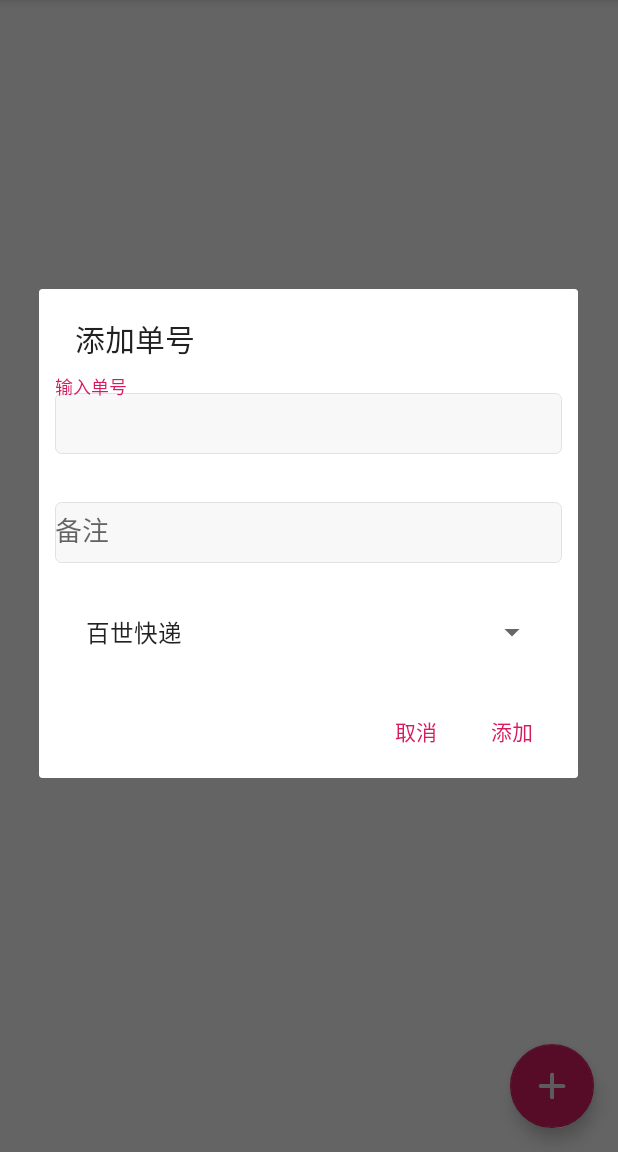
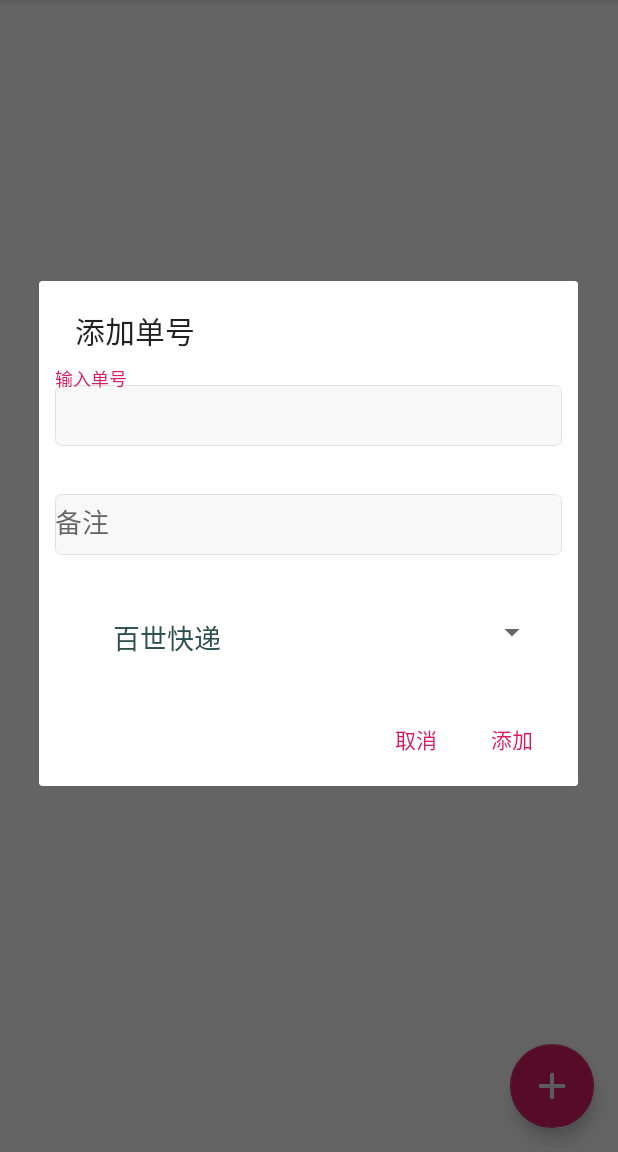
Before and after one commit to tensoar/MExpress, an Android app: the screen it shows after launch (MainActivity), after a tap on an icon or button, on a phone screen of 412 x 824 dp, the part 84-1236 px from its top. Run offline under Robolectric (Android 15) with nearby library versions, the phone set to English and light mode, and no system bars; our stand-ins replace CircleImageView; libraries missing offline, so code that uses them is left out: org.litepal; 2 statements that could not run were skipped.

```diff
--- a/app/src/main/java/top/wteng/mexpress/activity/MainActivity.kt
+++ b/app/src/main/java/top/wteng/mexpress/activity/MainActivity.kt
@@ -133,7 +133,8 @@ class MainActivity : AppCompatActivity() {
     private fun addExpress(v: View) {
         val addExpressView = layoutInflater.inflate(R.layout.add_express, null)
 
-        val spinnerAdapter = ArrayAdapter(this@MainActivity, android.R.layout.simple_spinner_item, expressCompany.keys.toMutableList())
+//        val spinnerAdapter = ArrayAdapter.createFromResource(this@MainActivity, )
+        val spinnerAdapter = ArrayAdapter(this@MainActivity, R.layout.spinner_item, expressCompany.keys.toMutableList())
         val spinner = addExpressView.findViewById<AppCompatSpinner>(R.id.express_company).also {
             it.adapter = spinnerAdapter
             it.setPadding(5, 5,5,5)
--- a/app/src/main/res/layout/activity_express.xml
+++ b/app/src/main/res/layout/activity_express.xml
@@ -68,6 +68,7 @@
     </android.support.v4.widget.NestedScrollView>
 
     <android.support.design.widget.FloatingActionButton
+            android:id="@+id/edit_express_btn"
             android:layout_width="wrap_content"
             android:layout_height="wrap_content"
             android:layout_margin="16dp"
--- a/app/src/main/res/layout/add_express.xml
+++ b/app/src/main/res/layout/add_express.xml
@@ -49,7 +49,7 @@
                 android:layout_height="wrap_content"
                 android:spinnerMode="dialog"
                 tools:ignore="HardcodedText"
-                android:theme="@style/spinner"/>
+                android:prompt="@string/spinner_prompt" />
     </android.support.design.widget.TextInputLayout>
 
 </LinearLayout>
--- /dev/null
+++ b/app/src/main/res/layout/spinner_item.xml
@@ -0,0 +1,11 @@
+<?xml version="1.0" encoding="utf-8"?>
+<TextView xmlns:android="http://schemas.android.com/apk/res/android"
+        android:id="@android:id/text1"
+        android:layout_width="match_parent"
+        android:layout_height="wrap_content"
+        android:textSize="18sp"
+        android:paddingTop="7dp"
+        android:paddingLeft="26dp"
+        android:paddingStart="26dp"
+        android:textColor="#2F4F4F">
+</TextView>
--- a/app/src/main/res/values/strings.xml
+++ b/app/src/main/res/values/strings.xml
@@ -4,4 +4,5 @@
     <string name="on_the_way_menu_name">在途中</string>
     <string name="settings_menu_name">设置</string>
     <string name="about_menu_name">关于</string>
+    <string name="spinner_prompt">选择物流公司</string>
 </resources>
```
Also changed, not shown: app/src/main/java/top/wteng/mexpress/activity/ExpressActivity.kt (+84 -5 lines).
